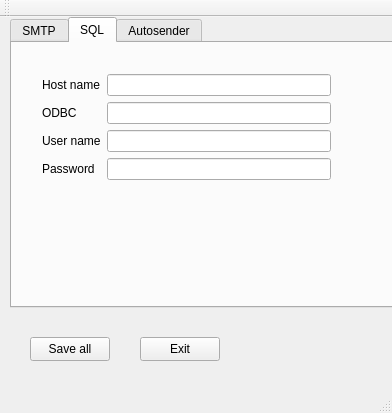
Before: the Qt Designer form DbSqlExport/ParamSmtp.ui in AnatolySolovyev12/DbSqlExport, drawn with Qt 5.
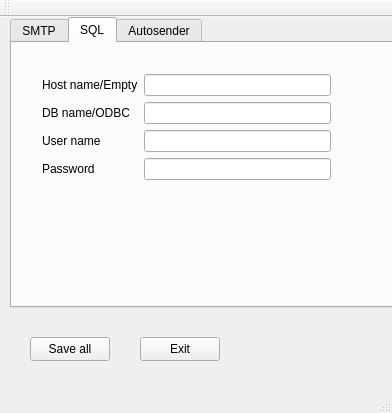
After: the same form once the commit is applied. The open tabs and pages were chosen to show the change.

Commit message: Add ODBC or DB name

What changed in the file:
```diff
--- a/DbSqlExport/ParamSmtp.ui
+++ b/DbSqlExport/ParamSmtp.ui
@@ -180,7 +180,7 @@
        <item row="0" column="0">
         <widget class="QLabel" name="label_7">
          <property name="text">
-          <string>Host name</string>
+          <string>Host name/Empty</string>
          </property>
         </widget>
        </item>
@@ -193,7 +193,7 @@
        <item row="1" column="0">
         <widget class="QLabel" name="label_8">
          <property name="text">
-          <string>ODBC</string>
+          <string>DB name/ODBC</string>
          </property>
         </widget>
        </item>
```
Left out of the diff: 2 changed lines with no effect on the pictures. The commit also changes 4 other files.
